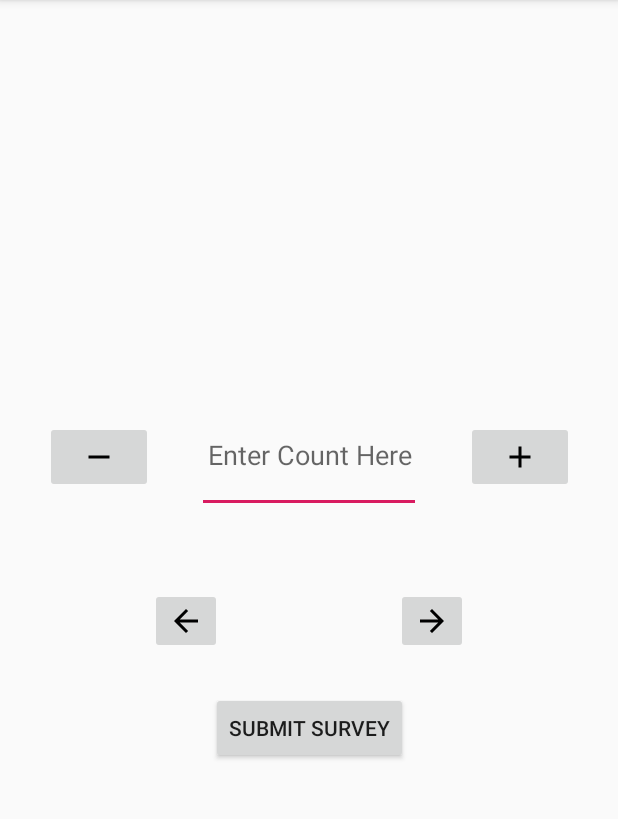
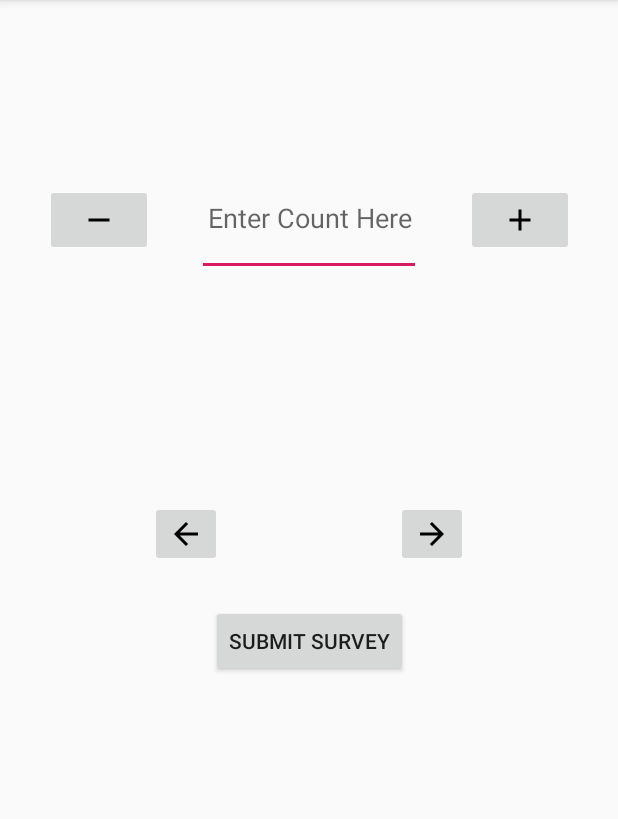
Before and after one commit to daren333/BlockAssessmentSurvey, an Android app: the ClickerActivity screen opened directly, with no data from a screen before it, on a phone screen of 412 x 824 dp, the part 84-903 px from its top. Run offline under Robolectric (Android 15) with nearby library versions, the phone set to English and light mode, and no system bars.

Commit message:
minor layout adjustments

```diff
--- a/app/app/src/main/res/layout/activity_clicker.xml
+++ b/app/app/src/main/res/layout/activity_clicker.xml
@@ -10,7 +10,7 @@
         android:id="@+id/holder"
         android:layout_width="wrap_content"
         android:layout_height="wrap_content"
-        android:layout_marginTop="208dp"
+        android:layout_marginTop="50dp"
         android:text="Hello world?"
         android:textAlignment="center"
         android:textAppearance="@style/TextAppearance.AppCompat.Medium"
@@ -61,7 +61,7 @@
         android:layout_width="wrap_content"
         android:layout_height="wrap_content"
 
-        android:layout_marginTop="50dp"
+        android:layout_marginTop="150dp"
         android:layout_marginEnd="100dp"
         app:layout_constraintEnd_toEndOf="parent"
         app:layout_constraintTop_toBottomOf="@+id/counter"
@@ -73,7 +73,7 @@
         android:layout_height="wrap_content"
 
         android:layout_marginStart="100dp"
-        android:layout_marginTop="50dp"
+        android:layout_marginTop="150dp"
         app:layout_constraintStart_toStartOf="parent"
         app:layout_constraintTop_toBottomOf="@+id/counter"
         app:srcCompat="@drawable/ic_arrow_back_black_24dp" />
--- a/app/app/src/main/res/layout/activity_multiple_answer.xml
+++ b/app/app/src/main/res/layout/activity_multiple_answer.xml
@@ -52,7 +52,7 @@
         android:layout_height="wrap_content"
 
         android:layout_centerHorizontal="true"
-        android:layout_marginTop="50dp"
+        android:layout_marginTop="150dp"
         android:layout_marginEnd="100dp"
         app:layout_constraintEnd_toEndOf="parent"
         app:layout_constraintTop_toBottomOf="@+id/editText"
@@ -64,7 +64,7 @@
         android:layout_height="wrap_content"
 
         android:layout_marginStart="100dp"
-        android:layout_marginTop="50dp"
+        android:layout_marginTop="150dp"
         app:layout_constraintStart_toStartOf="parent"
         app:layout_constraintTop_toBottomOf="@+id/editText"
         app:srcCompat="@drawable/ic_arrow_back_black_24dp" />
--- a/app/app/src/main/res/layout/activity_multiple_choice.xml
+++ b/app/app/src/main/res/layout/activity_multiple_choice.xml
@@ -34,7 +34,7 @@
         android:layout_height="wrap_content"
         android:layout_centerHorizontal="true"
 
-        android:layout_marginTop="50dp"
+        android:layout_marginTop="150dp"
         android:layout_marginEnd="100dp"
         app:layout_constraintEnd_toEndOf="parent"
         app:layout_constraintTop_toBottomOf="@+id/radioGroup"
@@ -46,7 +46,7 @@
         android:layout_height="wrap_content"
 
         android:layout_marginStart="100dp"
-        android:layout_marginTop="50dp"
+        android:layout_marginTop="150dp"
         app:layout_constraintStart_toStartOf="parent"
         app:layout_constraintTop_toBottomOf="@+id/radioGroup"
         app:srcCompat="@drawable/ic_arrow_back_black_24dp" />
```
